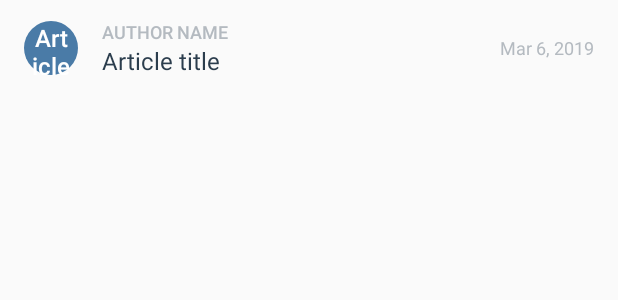
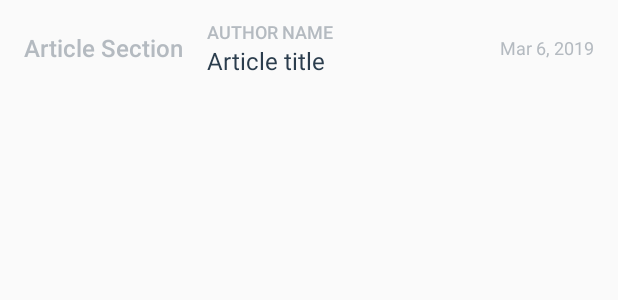
Before and after one commit to alianza-clyne/ABND-News-By-Alianza, an Android app: the layout news_list_item.xml on its own in the app's theme, with its tools: preview values and no code run, on a phone screen of 412 x 824 dp. Shown: the top 300 px of the screen. Run offline under Robolectric (Android 15) with nearby library versions, the phone set to English and light mode, and no system bars.

Commit message:
Edited QueryUtils.java, news_list_items.xml, colors.xml, and strings.xml. Removed magnitude_circle.xml file.

```diff
--- a/app/src/main/res/drawable/magnitude_circle.xml
+++ /dev/null
@@ -1,12 +0,0 @@
-<?xml version="1.0" encoding="utf-8"?>
-
-<!-- Background circle for the news_article_section_name value -->
-<shape
-    xmlns:android="http://schemas.android.com/apk/res/android"
-    android:shape="oval">
-    <solid android:color="@color/magnitude1" />
-    <size
-        android:width="36dp"
-        android:height="36dp" />
-    <corners android:radius="18dp" />
-</shape>
--- a/app/src/main/res/layout/news_list_item.xml
+++ b/app/src/main/res/layout/news_list_item.xml
@@ -14,13 +14,12 @@
 
     <TextView
         android:id="@+id/news_article_section_name"
-        android:layout_width="36dp"
-        android:layout_height="36dp"
+        android:layout_width="wrap_content"
+        android:layout_height="wrap_content"
         android:layout_gravity="center_vertical"
-        android:background="@drawable/magnitude_circle"
         android:fontFamily="sans-serif-medium"
         android:gravity="center"
-        android:textColor="@android:color/white"
+        android:textColor="@color/textColorNewsArticleDetails"
         android:textSize="16sp"
         tools:text="Article Section" />
 
@@ -41,7 +40,7 @@
             android:fontFamily="sans-serif-medium"
             android:maxLines="1"
             android:textAllCaps="true"
-            android:textColor="@color/textColorEarthquakeDetails"
+            android:textColor="@color/textColorNewsArticleDetails"
             android:textSize="12sp"
             tools:text="Author name" />
 
@@ -51,7 +50,7 @@
             android:layout_height="wrap_content"
             android:ellipsize="end"
             android:maxLines="2"
-            android:textColor="@color/textColorEarthquakeLocation"
+            android:textColor="@color/textColorNewsArticleTitle"
             android:textSize="16sp"
             tools:text="Article title" />
 
@@ -70,7 +69,7 @@
             android:layout_width="wrap_content"
             android:layout_height="wrap_content"
             android:layout_gravity="end"
-            android:textColor="@color/textColorEarthquakeDetails"
+            android:textColor="@color/textColorNewsArticleDetails"
             android:textSize="12sp"
             tools:text="Mar 6, 2019" />
 
--- a/app/src/main/res/values/colors.xml
+++ b/app/src/main/res/values/colors.xml
@@ -11,38 +11,9 @@
     <color name="colorAccent">#10CAC9</color>
 
     <!-- Text color for the details of the news in the list item -->
-    <color name="textColorEarthquakeDetails">#B4BAC0</color>
+    <color name="textColorNewsArticleDetails">#B4BAC0</color>
 
-    <!-- Text color for the primary location of the news in the list item -->
-    <color name="textColorEarthquakeLocation">#2B3D4D</color>
+    <!-- Text color for the title of the entertainment news article in the list item -->
+    <color name="textColorNewsArticleTitle">#2B3D4D</color>
 
-    <!-- Color for an news with news_article_section_name 0 and 2 -->
-    <color name="magnitude1">#4A7BA7</color>
-
-    <!-- Magnitude circle color for an news with news_article_section_name between 2 and 3 -->
-    <color name="magnitude2">#04B4B3</color>
-
-    <!-- Magnitude circle color for an news with news_article_section_name between 3 and 4 -->
-    <color name="magnitude3">#10CAC9</color>
-
-    <!-- Magnitude circle color for an news with news_article_section_name between 4 and 5 -->
-    <color name="magnitude4">#F5A623</color>
-
-    <!-- Magnitude circle color for an news with news_article_section_name between 5 and 6 -->
-    <color name="magnitude5">#FF7D50</color>
-
-    <!-- Magnitude circle color for an news with news_article_section_name between 6 and 7 -->
-    <color name="magnitude6">#FC6644</color>
-
-    <!-- Magnitude circle color for an news with news_article_section_name between 7 and 8 -->
-    <color name="magnitude7">#E75F40</color>
-
-    <!-- Magnitude circle color for an news with news_article_section_name between 8 and 9 -->
-    <color name="magnitude8">#E13A20</color>
-
-    <!-- Magnitude circle color for an news with news_article_section_name between 9 and 10 -->
-    <color name="magnitude9">#D93218</color>
-
-    <!-- Magnitude circle color for an news with news_article_section_name over 10 -->
-    <color name="magnitude10plus">#C03823</color>
 </resources>
--- a/app/src/main/res/values/strings.xml
+++ b/app/src/main/res/values/strings.xml
@@ -2,10 +2,6 @@
 
     <!-- Title for the application. [CHAR LIMIT=12] -->
     <string name="app_name">News By Alianza</string>
-
-    <!-- Default text to show with the news location ("Near the Pacific-Antarctic Ridge")
-     if no specific kilometer distance from the primary location is given [CHAR LIMIT=30] -->
-    <string name="near_the">Near the</string>
 
     <!-- Text to display in the list when there are no news [CHAR LIMIT=NONE] -->
     <string name="no_news_articles_found">
```
Also changed, not shown: app/src/main/java/com/example/abndnewsbyalianza/QueryUtils.java (+1 -22 lines).
